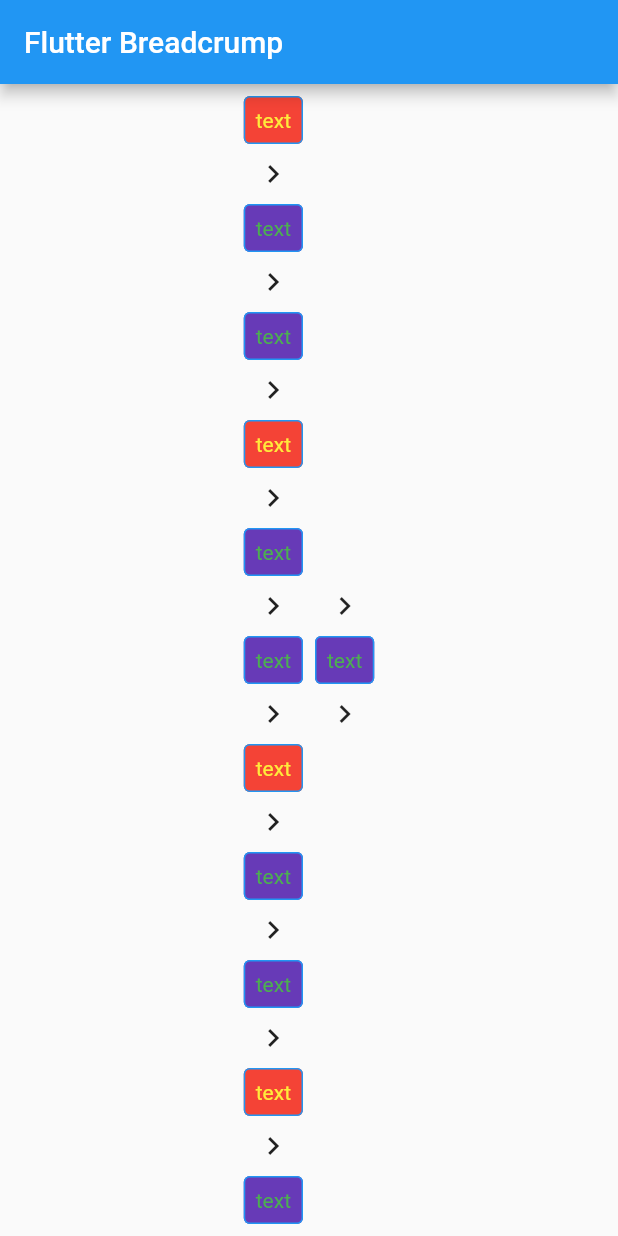
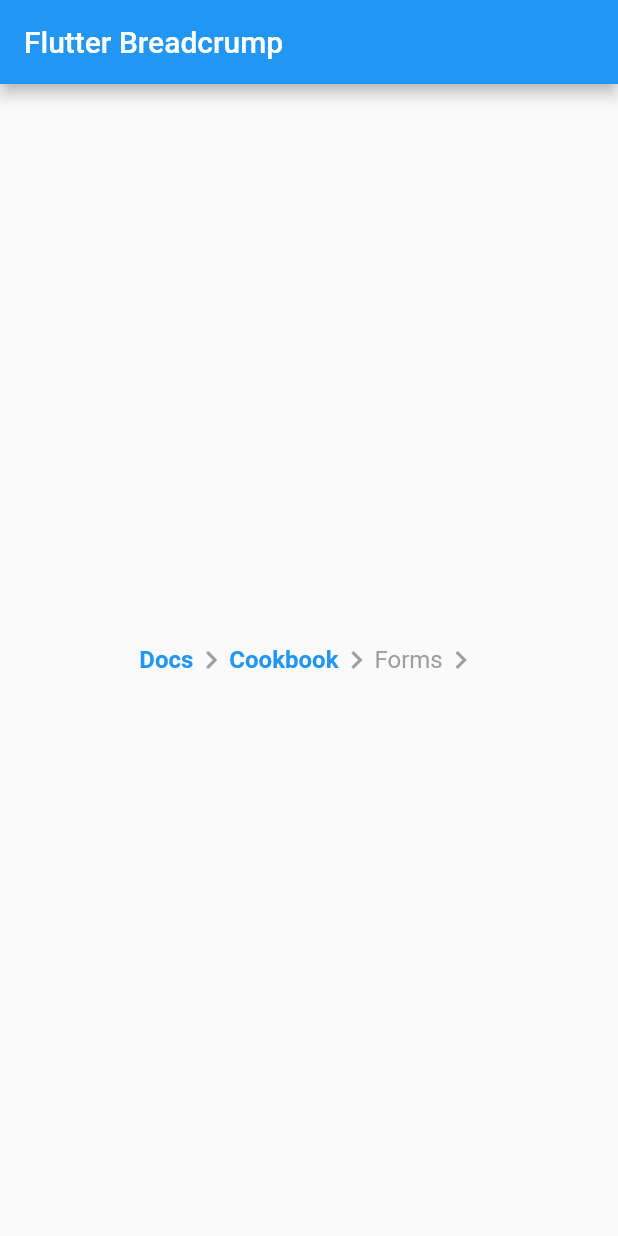
Before and after one commit to payam-zahedi/flutter_breadcrumb, a Flutter app: the screen it shows after launch, on a phone screen of 412 x 824 dp. Run offline on Flutter 3.47's test engine with Material 2 defaults, Android fonts, the phone set to English and light mode, and no system bars.

Commit message:
Example Updated

```diff
--- a/example/lib/main.dart
+++ b/example/lib/main.dart
@@ -23,34 +23,44 @@ class ExampleApp extends StatelessWidget {
       appBar: AppBar(
         title: Text('Flutter Breadcrump'),
       ),
-      body: Center(
-        child: BreadCrumb.builder(
-          itemCount: 12,
-          builder: (index) {
-            return BreadCrumbItem(
-              content: Text('text'),
-              color: Colors.red,
-              padding: EdgeInsets.all(8),
-              borderRadius: BorderRadius.circular(4),
-              disabledTextColor: Colors.green,
-              textColor: Colors.yellow,
-              border: BorderSide(color: Colors.blue),
-              disableColor: Colors.deepPurple,
-              splashColor: Colors.blue,
-              onTap: index % 3 == 0
-                  ? () {
-                      print('item Clicked');
-                    }
-                  : null,
-            );
-          },
-          divider: Icon(Icons.chevron_right),
-          overflowType: WrapOverflow(
-            spacing: 8,
-            runSpacing: 8,
-            alignment: WrapAlignment.center,
+      body: Container(
+        constraints: BoxConstraints.expand(),
+        alignment: Alignment.center,
+        child: BreadCrumb(
+          items: <BreadCrumbItem>[
+            BreadCrumbItem(
+              content: Text(
+                'Docs',
+                style: TextStyle(fontWeight: FontWeight.bold, fontSize: 16),
+              ),
+              onTap: () {},
+              textColor: Colors.blue,
+              disabledTextColor: Colors.grey,
+            ),
+            BreadCrumbItem(
+              content: Text(
+                'Cookbook',
+                style: TextStyle(fontWeight: FontWeight.bold, fontSize: 16),
+              ),
+              onTap: () {},
+              textColor: Colors.blue,
+              disabledTextColor: Colors.grey,
+            ),
+            BreadCrumbItem(
+              content: Text(
+                'Forms',
+                style: TextStyle( fontSize: 16),
+              ),
+              textColor: Colors.blue,
+              disabledTextColor: Colors.grey,
+            ),
+          ],
+          divider: Icon(Icons.chevron_right,color: Colors.grey,),
+          overflow: WrapOverflow(
+            alignment: WrapAlignment.start,
             runAlignment: WrapAlignment.start,
-            direction: Axis.vertical
+            crossAxisAlignment: WrapCrossAlignment.center,
+            direction: Axis.horizontal,
           ),
         ),
       ),
```
